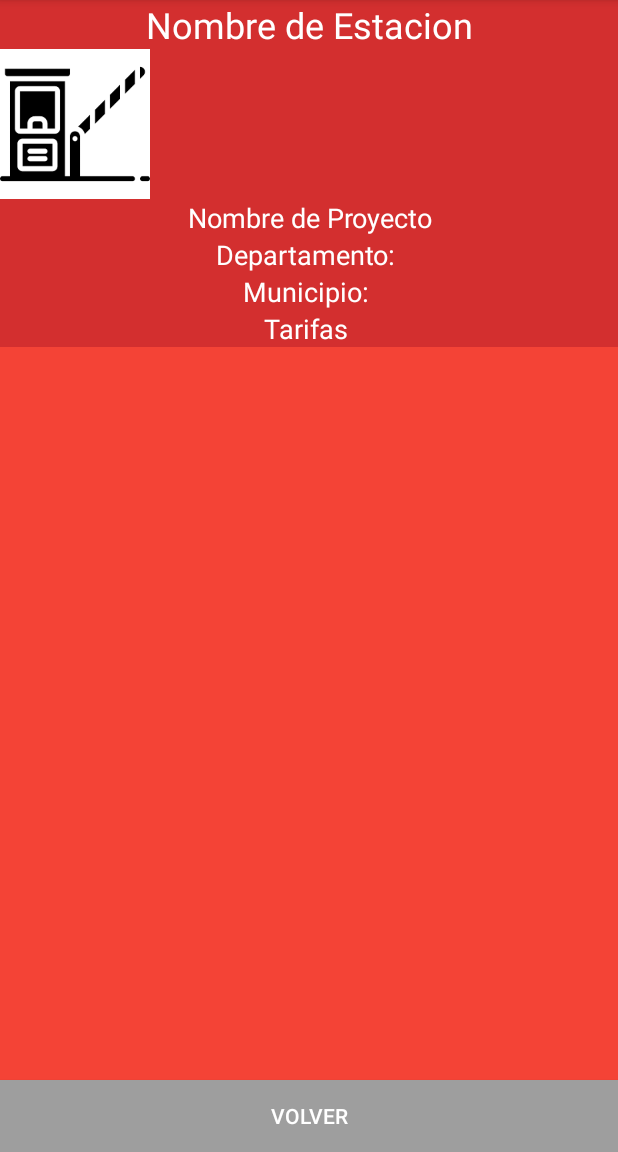
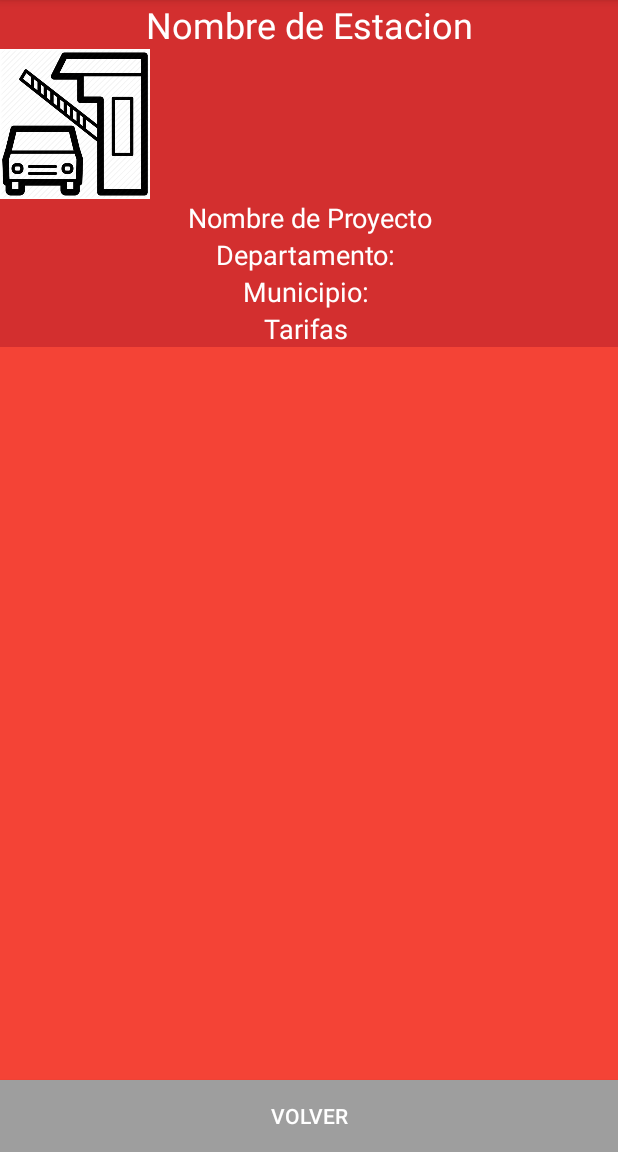
Before and after one commit to Pit2106/tollOpenData, an Android app: the TollView screen opened directly, with no data from a screen before it, on a phone screen of 412 x 824 dp, the part 84-1236 px from its top. Run offline under Robolectric (Android 15) with nearby library versions, the phone set to English and light mode, and no system bars; 39 statements that could not run were skipped.

Commit message:
Change Toll Tittle Image

```diff
--- a/app/src/main/res/layout/activity_toll_view.xml
+++ b/app/src/main/res/layout/activity_toll_view.xml
@@ -25,7 +25,8 @@
         android:layout_alignParentLeft="true"
         android:layout_centerVertical="true"
         android:layout_gravity="center"
-        android:src="@drawable/toll_icon" />
+        android:src="@drawable/tollImg2"
+        android:background="@android:color/white"/>
     <TextView
         android:id="@+id/tvProject"
         android:textColor="@color/colorTextIcons"
```
Also changed, not shown: app/src/main/res/drawable/tollImg2.png (added).
